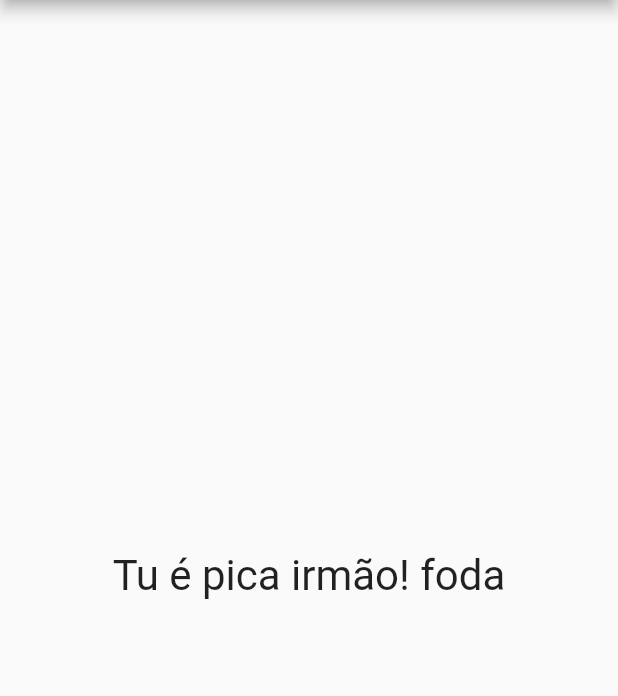
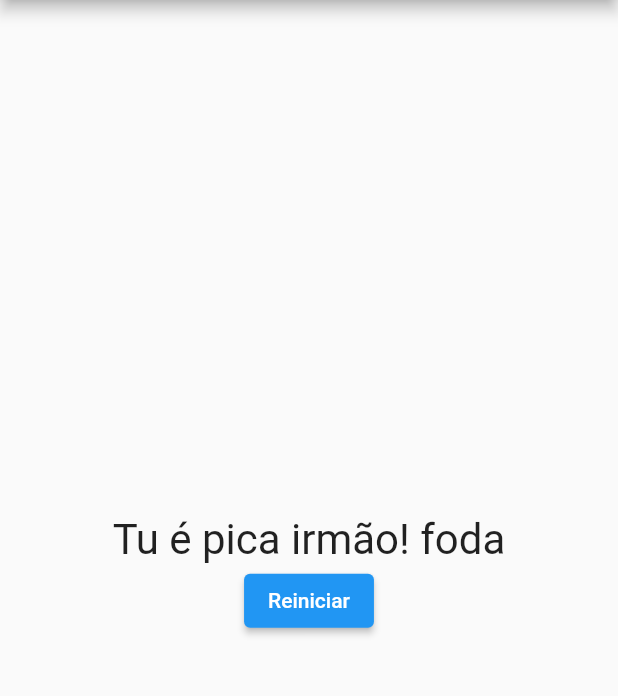
Before and after one commit to iagognunes/projeto_perguntas, a Flutter app: the screen it shows after launch, after a tap on "Preto", after a tap on "Cobra", after a tap on "Leo", on a phone screen of 412 x 824 dp, the part 84-780 px from its top. Run offline on Flutter 3.47's test engine with Material 2 defaults, Android fonts, the phone set to English and light mode, and no system bars.

Commit message:
Modulo 2: Aula 59
Reiniciando Questionário

```diff
--- a/lib/main.dart
+++ b/lib/main.dart
@@ -52,6 +52,13 @@ class _PerguntaAppState extends State<PerguntaApp> {
     print(_pontuacaoTotal);
   }
 
+  void _reiniciarQuestionario() {
+    setState(() {
+      _perguntaSelecionada = 0;
+      _pontuacaoTotal = 0;
+    });
+  }
+
   bool get temPerguntaSelecionada {
     return _perguntaSelecionada < _perguntas.length;
   }
@@ -71,7 +78,7 @@ class _PerguntaAppState extends State<PerguntaApp> {
                 perguntasSelecionadas: _perguntaSelecionada,
                 quandoResponder: _responder,
               )
-            : Resultado(_pontuacaoTotal),
+            : Resultado(_pontuacaoTotal, _reiniciarQuestionario),
       ),
     );
   }
--- a/lib/resultado.dart
+++ b/lib/resultado.dart
@@ -2,14 +2,18 @@ import 'package:flutter/material.dart';
 
 class Resultado extends StatelessWidget {
   final int pontuacao;
+  final void Function() quandoReiniciarQuestionario;
 
-  Resultado(this.pontuacao);
+  Resultado(
+    this.pontuacao,
+    this.quandoReiniciarQuestionario,
+  );
 
   String get fraseResultado {
     if (pontuacao <= 8) {
       return 'Foi bem ruimzinho!';
     } else if (pontuacao > 8 && pontuacao <= 15) {
-      return 'Até que tu foste bem. Parabens!';
+      return 'Foi bem +-';
     } else {
       return 'Tu é pica irmão! foda';
     }
@@ -17,11 +21,24 @@ class Resultado extends StatelessWidget {
 
   @override
   Widget build(BuildContext context) {
-    return Center(
-      child: Text(
-        fraseResultado,
-        style: TextStyle(fontSize: 28),
-      ),
+    return Column(
+      mainAxisAlignment: MainAxisAlignment.center,
+      crossAxisAlignment: CrossAxisAlignment.center,
+      children: [
+        Center(
+          child: Text(
+            fraseResultado,
+            style: TextStyle(fontSize: 28),
+          ),
+        ),
+        ElevatedButton(
+          onPressed: quandoReiniciarQuestionario,
+          child: Text('Reiniciar'),
+          style: ButtonStyle(
+            backgroundColor: MaterialStateProperty.all<Color>(Colors.blue),
+          ),
+        )
+      ],
     );
   }
 }
```
